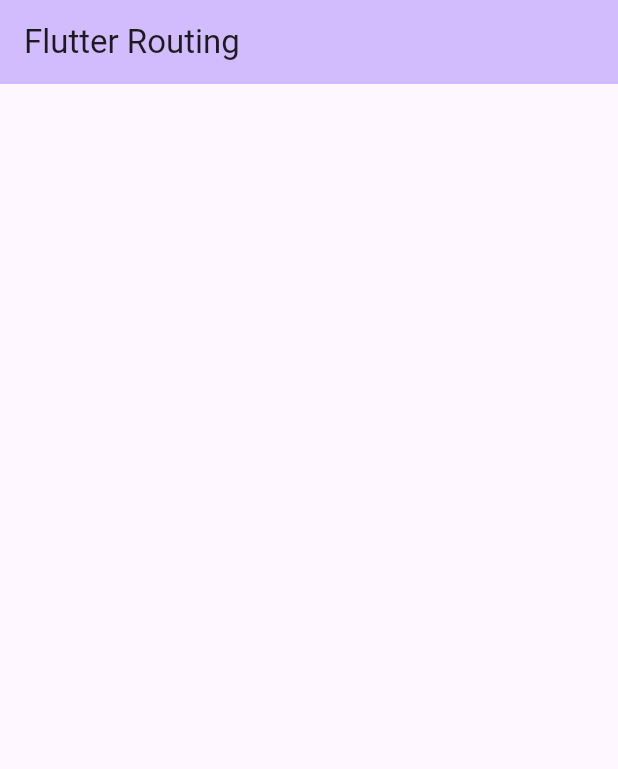
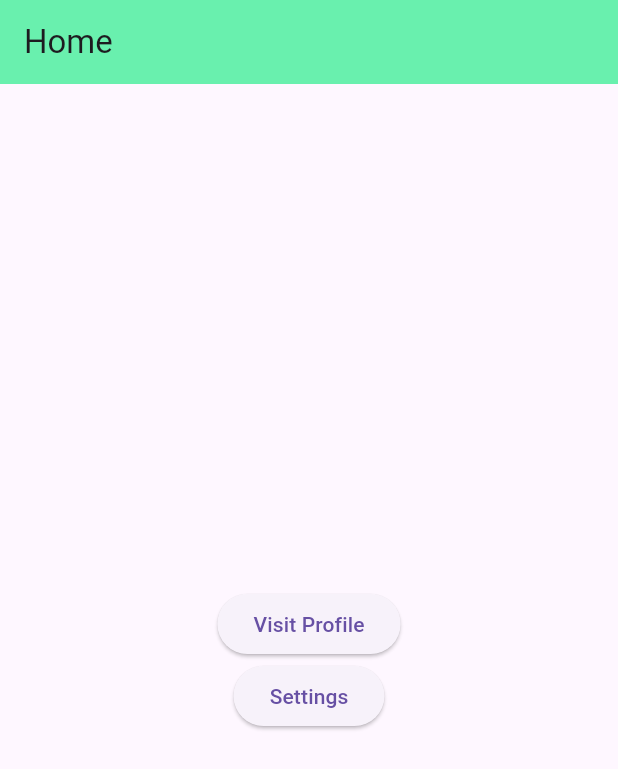
Before and after one commit to rahad-hossen/Routing-Managment, a Flutter app: the screen it shows after launch, on a phone screen of 412 x 824 dp. Shown: the top 769 px of the screen. Run offline on Flutter 3.47's test engine with Material 3 defaults, Android fonts, the phone set to English and light mode, and no system bars.

Commit message:
Some routing added..

```diff
--- /dev/null
+++ b/lib/Home/HomeScreen.dart
@@ -0,0 +1,31 @@
+
+import 'package:flutter/cupertino.dart';
+import 'package:flutter/material.dart';
+
+class Homescreen extends StatelessWidget{
+  @override
+  Widget build(BuildContext context) {
+    return Scaffold(
+      appBar: AppBar(
+        title: Text("Home"),
+        backgroundColor: Colors.greenAccent,
+      ),
+      body: Center(
+        child: Column(
+          mainAxisAlignment: MainAxisAlignment.center,
+          children: [
+            ElevatedButton(onPressed: (){
+              Navigator.pushNamed(context, '/profile',arguments: 'Rahad');
+
+            }, child: Text("Visit Profile")),
+            ElevatedButton(onPressed: (){
+              Navigator.pushNamed(context, '/settings');
+            }, child: Text("Settings")),
+          ],
+        ),
+      ),
+    );
+
+  }
+
+}
--- a/lib/main.dart
+++ b/lib/main.dart
@@ -1,4 +1,7 @@
 import 'package:flutter/material.dart';
+import 'package:routing_mangment/Home/HomeScreen.dart';
+import 'package:routing_mangment/Profile/ProfileScreen.dart';
+import 'package:routing_mangment/Settings/SettingsScreen.dart';
 
 void main() {
   runApp(const MyApp());
@@ -7,42 +10,27 @@
 class MyApp extends StatelessWidget {
   const MyApp({super.key});
 
+
+
   @override
   Widget build(BuildContext context) {
     return MaterialApp(
       debugShowCheckedModeBanner: false,
       title: 'Routing Management',
-      theme: ThemeData(
 
-        colorScheme: .fromSeed(seedColor: Colors.deepPurple),
-      ),
-      home: const MyHomePage(title: 'Flutter Routing'),
-    );
-  }
-}
-
-class MyHomePage extends StatefulWidget {
-  const MyHomePage({super.key, required this.title});
-
-  final String title;
-
-  @override
-  State<MyHomePage> createState() => _MyHomePageState();
-}
-
-class _MyHomePageState extends State<MyHomePage> {
-
-
-  @override
-  Widget build(BuildContext context) {
-    return Scaffold(
-      appBar: AppBar(
-        backgroundColor: Theme.of(context).colorScheme.inversePrimary,
-        title: Text(widget.title),
-      ),
-      body:Container(
-
-      )
+      routes: {
+        '/' : (_) => Homescreen(),
+        // '/profile' : (_) => Profilescreen(),
+        '/settings' : (_) => Settingsscreen()
+      },
+      onGenerateRoute: (settings){
+        switch (settings.name){
+          case '/profile' : {
+            String name_ = settings.arguments as String;
+            return MaterialPageRoute(builder: (context) => ProfileScreen(name: name_));
+          }
+        }
+      },
 
     );
   }
```
Also changed, not shown: lib/Profile/ProfileScreen.dart (added, +23 -0 lines), lib/Settings/SettingsScreen.dart (added, +20 -0 lines).
